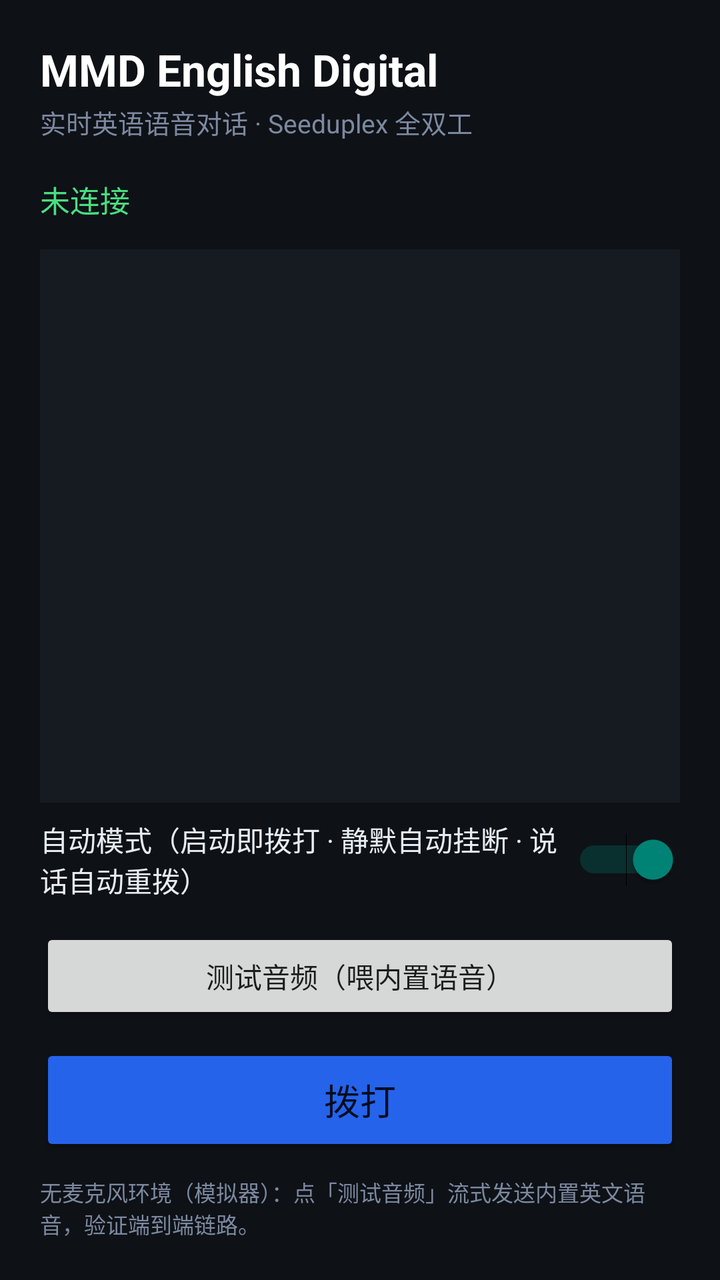
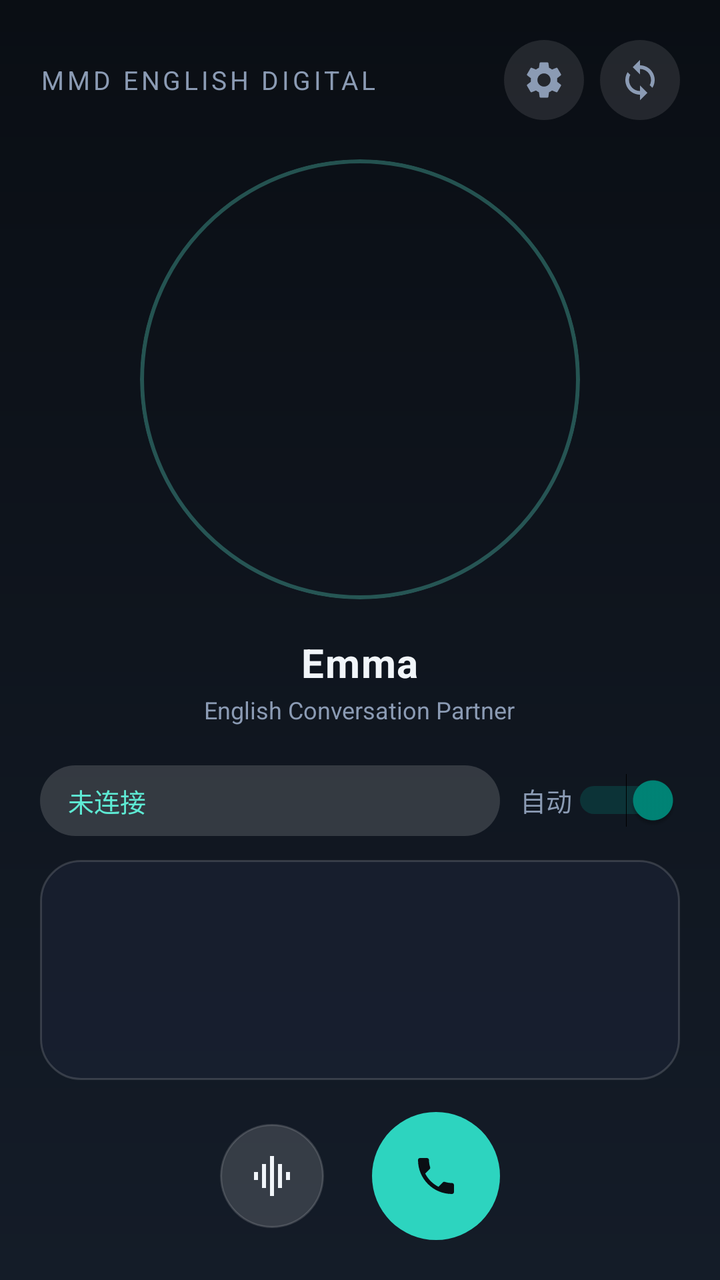

The first picture is an Android layout as it rendered before a commit; the second is the same layout after the commit. The layout source and the unified diff follow.
<!-- AndroidManifest.xml: application theme Theme.AppCompat.DayNight.NoActionBar -->
<!-- res/layout/activity_main.xml -->
<?xml version="1.0" encoding="utf-8"?>
<LinearLayout xmlns:android="http://schemas.android.com/apk/res/android"
    android:layout_width="match_parent"
    android:layout_height="match_parent"
    android:orientation="vertical"
    android:padding="20dp"
    android:background="#0E1116">

    <TextView
        android:layout_width="match_parent"
        android:layout_height="wrap_content"
        android:text="@string/title"
        android:textColor="#FFFFFF"
        android:textSize="22sp"
        android:textStyle="bold" />

    <TextView
        android:layout_width="match_parent"
        android:layout_height="wrap_content"
        android:text="@string/subtitle"
        android:textColor="#7C89A0"
        android:textSize="13sp"
        android:layout_marginTop="2dp" />

    <TextView
        android:id="@+id/status"
        android:layout_width="match_parent"
        android:layout_height="wrap_content"
        android:text="@string/status_idle"
        android:textColor="#4ADE80"
        android:textSize="15sp"
        android:layout_marginTop="18dp" />

    <ScrollView
        android:id="@+id/scroll"
        android:layout_width="match_parent"
        android:layout_height="0dp"
        android:layout_weight="1"
        android:layout_marginTop="14dp"
        android:background="#161B22"
        android:padding="12dp">

        <TextView
            android:id="@+id/transcript"
            android:layout_width="match_parent"
            android:layout_height="wrap_content"
            android:textColor="#E6EDF3"
            android:textSize="15sp"
            android:lineSpacingExtra="4dp"
            android:text="" />
    </ScrollView>

    <Switch
        android:id="@+id/swAuto"
        android:layout_width="match_parent"
        android:layout_height="wrap_content"
        android:text="@string/auto_mode"
        android:checked="true"
        android:textColor="#E6EDF3"
        android:textSize="14sp"
        android:layout_marginTop="8dp" />

    <Button
        android:id="@+id/btnTest"
        android:layout_width="match_parent"
        android:layout_height="wrap_content"
        android:text="@string/btn_test"
        android:layout_marginTop="14dp" />

    <Button
        android:id="@+id/btnCall"
        android:layout_width="match_parent"
        android:layout_height="56dp"
        android:text="@string/btn_call"
        android:textSize="18sp"
        android:layout_marginTop="10dp"
        android:backgroundTint="#2563EB" />

    <TextView
        android:layout_width="match_parent"
        android:layout_height="wrap_content"
        android:text="@string/hint"
        android:textColor="#7C89A0"
        android:textSize="11sp"
        android:layout_marginTop="10dp" />

</LinearLayout>
<!-- resources referenced by this layout -->
<resources>
  <string name="auto_mode">自动模式（启动即拨打 · 静默自动挂断 · 说话自动重拨）</string>
  <string name="btn_test">测试音频（喂内置语音）</string>
  <string name="hint">无麦克风环境（模拟器）：点「测试音频」流式发送内置英文语音，验证端到端链路。</string>
  <string name="subtitle">实时英语语音对话 · Seeduplex 全双工</string>
  <string name="title">MMD English Digital</string>
  <!-- unchanged entries left out for length: 2 -->
</resources>

<!-- the commit's change to res/layout/activity_main.xml (unified diff, before → after) -->
@@ -3,85 +3,177 @@
     android:layout_width="match_parent"
     android:layout_height="match_parent"
     android:orientation="vertical"
-    android:padding="20dp"
-    android:background="#0E1116">
+    android:background="@drawable/bg_root"
+    android:fitsSystemWindows="true"
+    android:padding="20dp">
 
-    <TextView
+    
+    <LinearLayout
         android:layout_width="match_parent"
         android:layout_height="wrap_content"
-        android:text="@string/title"
-        android:textColor="#FFFFFF"
-        android:textSize="22sp"
-        android:textStyle="bold" />
+        android:orientation="horizontal"
+        android:gravity="center_vertical">
 
-    <TextView
-        android:layout_width="match_parent"
-        android:layout_height="wrap_content"
-        android:text="@string/subtitle"
-        android:textColor="#7C89A0"
-        android:textSize="13sp"
-        android:layout_marginTop="2dp" />
+        <TextView
+            android:layout_width="0dp"
+            android:layout_height="wrap_content"
+            android:layout_weight="1"
+            android:text="@string/app_name"
+            android:textColor="@color/text_secondary"
+            android:textSize="13sp"
+            android:letterSpacing="0.12"
+            android:textAllCaps="true" />
 
-    <TextView
-        android:id="@+id/status"
-        android:layout_width="match_parent"
-        android:layout_height="wrap_content"
-        android:text="@string/status_idle"
-        android:textColor="#4ADE80"
-        android:textSize="15sp"
-        android:layout_marginTop="18dp" />
+        <ImageButton
+            android:id="@+id/btnSettings"
+            android:layout_width="40dp"
+            android:layout_height="40dp"
+            android:layout_marginEnd="8dp"
+            android:background="@drawable/bg_icon_ghost"
+            android:src="@drawable/ic_settings"
+            android:scaleType="centerInside"
+            android:padding="9dp"
+            android:tint="@color/text_secondary"
+            android:contentDescription="@string/settings" />
 
-    <ScrollView
-        android:id="@+id/scroll"
+        <ImageButton
+            android:id="@+id/btnRotate"
+            android:layout_width="40dp"
+            android:layout_height="40dp"
+            android:background="@drawable/bg_icon_ghost"
+            android:src="@drawable/ic_rotate"
+            android:scaleType="centerInside"
+            android:padding="9dp"
+            android:tint="@color/text_secondary"
+            android:contentDescription="@string/rotate" />
+    </LinearLayout>
+
+    
+    <LinearLayout
         android:layout_width="match_parent"
         android:layout_height="0dp"
         android:layout_weight="1"
-        android:layout_marginTop="14dp"
-        android:background="#161B22"
-        android:padding="12dp">
+        android:orientation="vertical"
+        android:gravity="center">
+
+        <FrameLayout
+            android:layout_width="220dp"
+            android:layout_height="220dp"
+            android:background="@drawable/bg_avatar_ring"
+            android:clipToOutline="true">
+
+            <TextureView
+                android:id="@+id/avatarView"
+                android:layout_width="match_parent"
+                android:layout_height="match_parent" />
+        </FrameLayout>
 
         <TextView
-            android:id="@+id/transcript"
-            android:layout_width="match_parent"
+            android:layout_width="wrap_content"
             android:layout_height="wrap_content"
-            android:textColor="#E6EDF3"
-            android:textSize="15sp"
-            android:lineSpacingExtra="4dp"
-            android:text="" />
-    </ScrollView>
+            android:layout_marginTop="18dp"
+            android:text="@string/avatar_name"
+            android:textColor="@color/text_primary"
+            android:textSize="20sp"
+            android:textStyle="bold"
+            android:letterSpacing="0.03" />
 
-    <Switch
-        android:id="@+id/swAuto"
+        <TextView
+            android:layout_width="wrap_content"
+            android:layout_height="wrap_content"
+            android:layout_marginTop="2dp"
+            android:text="@string/avatar_sub"
+            android:textColor="@color/text_secondary"
+            android:textSize="12sp" />
+    </LinearLayout>
+
+    
+    <LinearLayout
         android:layout_width="match_parent"
         android:layout_height="wrap_content"
-        android:text="@string/auto_mode"
-        android:checked="true"
-        android:textColor="#E6EDF3"
-        android:textSize="14sp"
-        android:layout_marginTop="8dp" />
+        android:orientation="horizontal"
+        android:gravity="center_vertical">
 
-    <Button
-        android:id="@+id/btnTest"
+        <TextView
+            android:id="@+id/status"
+            android:layout_width="0dp"
+            android:layout_height="wrap_content"
+            android:layout_weight="1"
+            android:background="@drawable/bg_pill"
+            android:paddingStart="14dp"
+            android:paddingEnd="14dp"
+            android:paddingTop="8dp"
+            android:paddingBottom="8dp"
+            android:text="@string/status_idle"
+            android:textColor="@color/accent"
+            android:textSize="13sp"
+            android:maxLines="2" />
+
+        <Switch
+            android:id="@+id/swAuto"
+            android:layout_width="wrap_content"
+            android:layout_height="wrap_content"
+            android:layout_marginStart="10dp"
+            android:checked="true"
+            android:text="@string/auto_mode"
+            android:textColor="@color/text_secondary"
+            android:textSize="13sp" />
+    </LinearLayout>
+
+    
+    <FrameLayout
+        android:layout_width="match_parent"
+        android:layout_height="110dp"
+        android:layout_marginTop="12dp"
+        android:background="@drawable/bg_card">
+
+        <ScrollView
+            android:id="@+id/scroll"
+            android:layout_width="match_parent"
+            android:layout_height="match_parent"
+            android:padding="14dp">
+
+            <TextView
+                android:id="@+id/transcript"
+                android:layout_width="match_parent"
+                android:layout_height="wrap_content"
+                android:textColor="@color/text_primary"
+                android:textSize="14sp"
+                android:lineSpacingExtra="4dp"
+                android:text="" />
+        </ScrollView>
+    </FrameLayout>
+
+    
+    <LinearLayout
         android:layout_width="match_parent"
         android:layout_height="wrap_content"
-        android:text="@string/btn_test"
-        android:layout_marginTop="14dp" />
+        android:layout_marginTop="16dp"
+        android:orientation="horizontal"
+        android:gravity="center">
 
-    <Button
-        android:id="@+id/btnCall"
-        android:layout_width="match_parent"
-        android:layout_height="56dp"
-        android:text="@string/btn_call"
-        android:textSize="18sp"
-        android:layout_marginTop="10dp"
-        android:backgroundTint="#2563EB" />
+        <ImageButton
+            android:id="@+id/btnTest"
+            android:layout_width="52dp"
+            android:layout_height="52dp"
+            android:background="@drawable/bg_btn_ghost"
+            android:src="@drawable/ic_wave"
+            android:scaleType="centerInside"
+            android:padding="14dp"
+            android:tint="@color/text_primary"
+            android:contentDescription="@string/btn_test" />
 
-    <TextView
-        android:layout_width="match_parent"
-        android:layout_height="wrap_content"
-        android:text="@string/hint"
-        android:textColor="#7C89A0"
-        android:textSize="11sp"
-        android:layout_marginTop="10dp" />
+        <ImageButton
+            android:id="@+id/btnCall"
+            android:layout_width="64dp"
+            android:layout_height="64dp"
+            android:layout_marginStart="24dp"
+            android:background="@drawable/bg_btn_primary"
+            android:src="@drawable/ic_phone"
+            android:scaleType="centerInside"
+            android:padding="18dp"
+            android:tint="@color/bg_top"
+            android:contentDescription="@string/btn_call" />
+    </LinearLayout>
 
 </LinearLayout>
<!-- resource entries referenced after the edit -->
@@ -1,10 +1,138 @@
 <!-- resources referenced by this layout -->
 <resources>
-  <string name="auto_mode">自动模式（启动即拨打 · 静默自动挂断 · 说话自动重拨）</string>
-  <string name="btn_test">测试音频（喂内置语音）</string>
-  <string name="hint">无麦克风环境（模拟器）：点「测试音频」流式发送内置英文语音，验证端到端链路。</string>
-  <string name="subtitle">实时英语语音对话 · Seeduplex 全双工</string>
-  <string name="title">MMD English Digital</string>
+  <color name="accent">#5EEAD4</color>
+  <color name="bg_top">#0A0E14</color>
+  <color name="text_primary">#F1F5F9</color>
+  <color name="text_secondary">#8B9BB4</color>
+  <!-- drawable bg_avatar_ring (drawable) -->
+  <?xml version="1.0" encoding="utf-8"?>
+  <shape xmlns:android="http://schemas.android.com/apk/res/android"
+      android:shape="oval">
+      <solid android:color="#01000000" />
+      <stroke android:width="2dp" android:color="@color/avatar_ring" />
+  </shape>
+  <!-- drawable bg_btn_ghost (drawable) -->
+  <?xml version="1.0" encoding="utf-8"?>
+  <selector xmlns:android="http://schemas.android.com/apk/res/android">
+      <item android:state_focused="true">
+          <shape android:shape="oval">
+              <solid android:color="#33FFFFFF" />
+              <stroke android:width="3dp" android:color="@color/accent" />
+          </shape>
+      </item>
+      <item>
+          <shape android:shape="oval">
+              <solid android:color="#26FFFFFF" />
+              <stroke android:width="1dp" android:color="@color/surface_stroke" />
+          </shape>
+      </item>
+  </selector>
+  <!-- drawable bg_btn_primary (drawable) -->
+  <?xml version="1.0" encoding="utf-8"?>
+  <selector xmlns:android="http://schemas.android.com/apk/res/android">
+      <item android:state_focused="true">
+          <shape android:shape="oval">
+              <solid android:color="@color/accent" />
+              <stroke android:width="3dp" android:color="#CCFFFFFF" />
+          </shape>
+      </item>
+      <item>
+          <shape android:shape="oval">
+              <solid android:color="@color/accent_dim" />
+          </shape>
+      </item>
+  </selector>
+  <!-- drawable bg_card (drawable) -->
+  <?xml version="1.0" encoding="utf-8"?>
+  <shape xmlns:android="http://schemas.android.com/apk/res/android"
+      android:shape="rectangle">
+      <solid android:color="#B31A2233" />
+      <corners android:radius="20dp" />
+      <stroke android:width="1dp" android:color="@color/surface_stroke" />
+  </shape>
+  <!-- drawable bg_icon_ghost (drawable) -->
+  <?xml version="1.0" encoding="utf-8"?>
+  <selector xmlns:android="http://schemas.android.com/apk/res/android">
+      <item android:state_focused="true">
+          <shape android:shape="oval">
+              <solid android:color="#33FFFFFF" />
+              <stroke android:width="2dp" android:color="@color/accent" />
+          </shape>
+      </item>
+      <item>
+          <shape android:shape="oval">
+              <solid android:color="#1AFFFFFF" />
+          </shape>
+      </item>
+  </selector>
+  <!-- drawable bg_pill (drawable) -->
+  <?xml version="1.0" encoding="utf-8"?>
+  <shape xmlns:android="http://schemas.android.com/apk/res/android"
+      android:shape="rectangle">
+      <solid android:color="#26FFFFFF" />
+      <corners android:radius="100dp" />
+  </shape>
+  <!-- drawable bg_root (drawable) -->
+  <?xml version="1.0" encoding="utf-8"?>
+  <shape xmlns:android="http://schemas.android.com/apk/res/android"
+      android:shape="rectangle">
+      <gradient
+          android:angle="270"
+          android:startColor="@color/bg_top"
+          android:endColor="@color/bg_bottom"
+          android:type="linear" />
+  </shape>
+  <!-- drawable ic_phone (drawable) -->
+  <vector xmlns:android="http://schemas.android.com/apk/res/android"
+      android:width="24dp"
+      android:height="24dp"
+      android:viewportWidth="24"
+      android:viewportHeight="24">
+      <path
+          android:fillColor="#FFFFFF"
+          android:pathData="M6.62,10.79c1.44,2.83 3.76,5.14 6.59,6.59l2.2,-2.2c0.27,-0.27 0.67,-0.36 1.02,-0.24 1.12,0.37 2.33,0.57 3.57,0.57 0.55,0 1,0.45 1,1V20c0,0.55 -0.45,1 -1,1 -9.39,0 -17,-7.61 -17,-17 0,-0.55 0.45,-1 1,-1h3.5c0.55,0 1,0.45 1,1 0,1.25 0.2,2.45 0.57,3.57 0.11,0.35 0.03,0.74 -0.25,1.02l-2.2,2.2z" />
+  </vector>
+  <!-- drawable ic_rotate (drawable) -->
+  <vector xmlns:android="http://schemas.android.com/apk/res/android"
+      android:width="24dp"
+      android:height="24dp"
+      android:viewportWidth="24"
+      android:viewportHeight="24">
+      <path
+          android:fillColor="#FFFFFF"
+          android:pathData="M12,4V1L8,5l4,4V6c3.31,0 6,2.69 6,6 0,1.01 -0.25,1.97 -0.7,2.8l1.46,1.46C19.54,15.03 20,13.57 20,12c0,-4.42 -3.58,-8 -8,-8zM12,18c-3.31,0 -6,-2.69 -6,-6 0,-1.01 0.25,-1.97 0.7,-2.8L5.24,7.74C4.46,8.97 4,10.43 4,12c0,4.42 3.58,8 8,8v3l4,-4 -4,-4v3z" />
+  </vector>
+  <!-- drawable ic_settings (drawable) -->
+  <vector xmlns:android="http://schemas.android.com/apk/res/android"
+      android:width="24dp"
+      android:height="24dp"
+      android:viewportWidth="24"
+      android:viewportHeight="24">
+      <path
+          android:fillColor="#FFFFFF"
+          android:pathData="M19.14,12.94c0.04,-0.3 0.06,-0.61 0.06,-0.94 0,-0.32 -0.02,-0.64 -0.07,-0.94l2.03,-1.58c0.18,-0.14 0.23,-0.41 0.12,-0.61l-1.92,-3.32c-0.12,-0.22 -0.37,-0.29 -0.59,-0.22l-2.39,0.96c-0.5,-0.38 -1.03,-0.7 -1.62,-0.94l-0.36,-2.54c-0.04,-0.24 -0.24,-0.41 -0.48,-0.41h-3.84c-0.24,0 -0.43,0.17 -0.47,0.41l-0.36,2.54c-0.59,0.24 -1.13,0.57 -1.62,0.94l-2.39,-0.96c-0.22,-0.08 -0.47,0 -0.59,0.22L2.74,8.87c-0.12,0.21 -0.08,0.47 0.12,0.61l2.03,1.58c-0.05,0.3 -0.09,0.63 -0.09,0.94s0.02,0.64 0.07,0.94l-2.03,1.58c-0.18,0.14 -0.23,0.41 -0.12,0.61l1.92,3.32c0.12,0.22 0.37,0.29 0.59,0.22l2.39,-0.96c0.5,0.38 1.03,0.7 1.62,0.94l0.36,2.54c0.05,0.24 0.24,0.41 0.48,0.41h3.84c0.24,0 0.44,-0.17 0.47,-0.41l0.36,-2.54c0.59,-0.24 1.13,-0.56 1.62,-0.94l2.39,0.96c0.22,0.08 0.47,0 0.59,-0.22l1.92,-3.32c0.12,-0.22 0.07,-0.47 -0.12,-0.61l-2.01,-1.58zM12,15.6c-1.98,0 -3.6,-1.62 -3.6,-3.6s1.62,-3.6 3.6,-3.6 3.6,1.62 3.6,3.6 -1.62,3.6 -3.6,3.6z" />
+  </vector>
+  <!-- drawable ic_wave (drawable) -->
+  <vector xmlns:android="http://schemas.android.com/apk/res/android"
+      android:width="24dp"
+      android:height="24dp"
+      android:viewportWidth="24"
+      android:viewportHeight="24">
+      <path
+          android:fillColor="#FFFFFF"
+          android:pathData="M7,18h2V6H7v12zM11,22h2V2h-2v20zM15,18h2V6h-2v12zM3,14h2v-4H3v4zM19,10v4h2v-4h-2z" />
+  </vector>
+  <string name="app_name">MMD English Digital</string>
+  <string name="auto_mode">自动</string>
+  <string name="avatar_name">Emma</string>
+  <string name="avatar_sub">English Conversation Partner</string>
+  <string name="btn_test">测试音频</string>
+  <string name="rotate">旋转屏幕</string>
+  <string name="settings">设置 API Key</string>
+  <color name="avatar_ring">#4D5EEAD4</color>
+  <color name="surface_stroke">#26FFFFFF</color>
+  <color name="accent_dim">#2DD4BF</color>
+  <color name="bg_bottom">#141C28</color>
   <!-- unchanged entries left out for length: 2 -->
 </resources>
 
